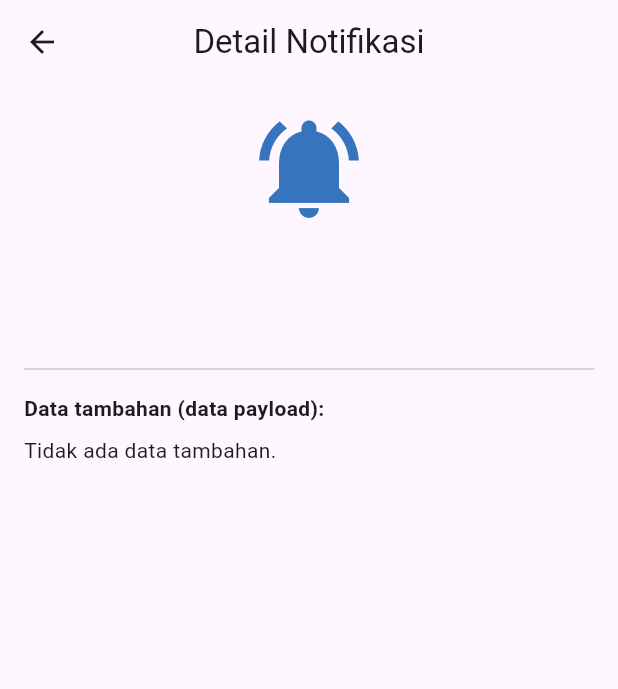
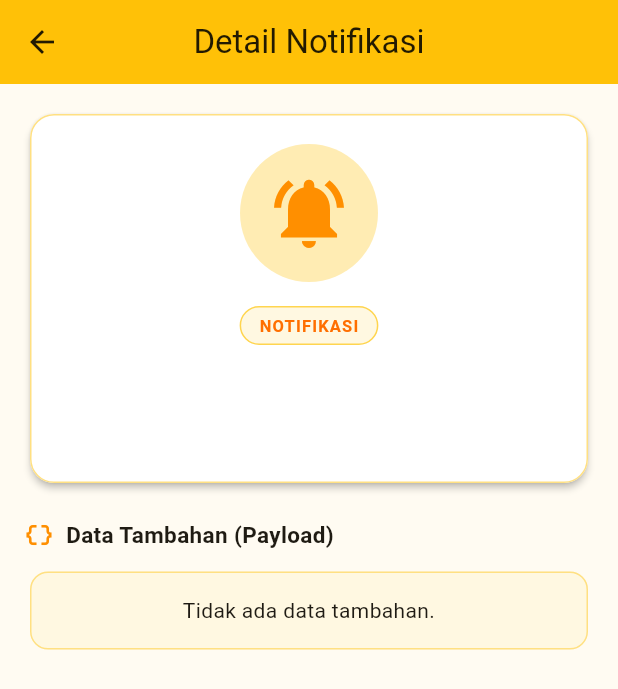
Before and after one commit to dygnora/Latihan-009-aplikasi-mobile, a Flutter app: the NotificationDetailScreen screen opened directly with empty values, on a phone screen of 412 x 824 dp. Shown: the top 689 px of the screen. Run offline on Flutter 3.47's test engine with Material 3 defaults, Android fonts, the phone set to English and light mode, and no system bars; our stand-ins replace firebase_auth, firebase_core, firebase_messaging, flutter_local_notifications; accounts and stored records are empty; network calls fail.

Commit message:
feat: update UI theme and enhance notification detail layout with improved styling

```diff
--- a/lib/main.dart
+++ b/lib/main.dart
@@ -32,7 +32,31 @@ class MyApp extends StatelessWidget {
       debugShowCheckedModeBanner: false,
       navigatorKey: navigatorKey,
       theme: ThemeData(
-        primarySwatch: Colors.blue,
+        useMaterial3: true,
+        colorScheme: ColorScheme.fromSeed(
+          seedColor: Colors.amber,
+          primary: Colors.amber.shade700,
+          secondary: Colors.amber.shade600,
+        ),
+        scaffoldBackgroundColor: const Color(0xFFFFFBF2),
+        appBarTheme: const AppBarTheme(
+          backgroundColor: Colors.amber,
+          foregroundColor: Colors.black87,
+          elevation: 0,
+          centerTitle: true,
+        ),
+        elevatedButtonTheme: ElevatedButtonThemeData(
+          style: ElevatedButton.styleFrom(
+            backgroundColor: Colors.amber.shade700,
+            foregroundColor: Colors.white,
+            shape: RoundedRectangleBorder(
+              borderRadius: BorderRadius.circular(12),
+            ),
+          ),
+        ),
+        progressIndicatorTheme: ProgressIndicatorThemeData(
+          color: Colors.amber.shade700,
+        ),
       ), // ThemeData
       // Menggunakan StreamBuilder untuk mendeteksi status login
       home: const AuthWrapper(),
--- a/lib/notification_detail_screen.dart
+++ b/lib/notification_detail_screen.dart
@@ -24,41 +24,139 @@ class NotificationDetailScreen extends StatelessWidget {
       body: ListView(
         padding: const EdgeInsets.all(16),
         children: [
+          Card(
+            elevation: 2,
+            color: Colors.white,
+            shape: RoundedRectangleBorder(
+              borderRadius: BorderRadius.circular(16),
+              side: BorderSide(color: Colors.amber.shade200),
+            ),
+            child: Padding(
+              padding: const EdgeInsets.all(20),
+              child: Column(
+                children: [
                   if (imageUrl != null && imageUrl.isNotEmpty)
                     _NotificationImagePreview(imageUrl: imageUrl)
                   else
-            const Icon(
+                    Container(
+                      padding: const EdgeInsets.all(18),
+                      decoration: BoxDecoration(
+                        color: Colors.amber.shade100,
+                        shape: BoxShape.circle,
+                      ),
+                      child: Icon(
                         Icons.notifications_active,
-              size: 80,
-              color: Color.fromARGB(255, 54, 117, 190),
+                        size: 56,
+                        color: Colors.amber.shade800,
+                      ),
                     ),
                   const SizedBox(height: 16),
+                  Container(
+                    padding: const EdgeInsets.symmetric(
+                      horizontal: 12,
+                      vertical: 4,
+                    ),
+                    decoration: BoxDecoration(
+                      color: Colors.amber.shade50,
+                      borderRadius: BorderRadius.circular(20),
+                      border: Border.all(color: Colors.amber.shade300),
+                    ),
+                    child: Text(
+                      'NOTIFIKASI',
+                      style: TextStyle(
+                        fontSize: 11,
+                        fontWeight: FontWeight.bold,
+                        letterSpacing: 0.8,
+                        color: Colors.amber.shade900,
+                      ),
+                    ),
+                  ),
+                  const SizedBox(height: 12),
                   Text(
                     data['title']?.toString() ?? '-',
-            style: const TextStyle(fontSize: 22, fontWeight: FontWeight.bold),
+                    style: const TextStyle(
+                      fontSize: 22,
+                      fontWeight: FontWeight.bold,
+                      color: Colors.black87,
+                    ),
                     textAlign: TextAlign.center,
                   ),
                   const SizedBox(height: 8),
                   Text(
                     data['body']?.toString() ?? '-',
-            style: const TextStyle(fontSize: 16),
+                    style: TextStyle(
+                      fontSize: 15,
+                      height: 1.4,
+                      color: Colors.grey.shade800,
+                    ),
                     textAlign: TextAlign.center,
                   ),
-          const Divider(height: 32),
+                ],
+              ),
+            ),
+          ),
+          const SizedBox(height: 20),
+          Row(
+            children: [
+              Icon(Icons.data_object, size: 20, color: Colors.amber.shade800),
+              const SizedBox(width: 8),
               const Text(
-            'Data tambahan (data payload):',
-            style: TextStyle(fontWeight: FontWeight.bold),
+                'Data Tambahan (Payload)',
+                style: TextStyle(fontSize: 15, fontWeight: FontWeight.bold),
               ),
-          const SizedBox(height: 8),
-          if (extraData.isEmpty) const Text('Tidak ada data tambahan.'),
+            ],
+          ),
+          const SizedBox(height: 10),
+          if (extraData.isEmpty)
+            Card(
+              elevation: 0,
+              color: Colors.amber.shade50,
+              shape: RoundedRectangleBorder(
+                borderRadius: BorderRadius.circular(12),
+                side: BorderSide(color: Colors.amber.shade200),
+              ),
+              child: const Padding(
+                padding: EdgeInsets.all(16),
+                child: Text(
+                  'Tidak ada data tambahan.',
+                  textAlign: TextAlign.center,
+                ),
+              ),
+            ),
           ...extraData.entries.map(
             (e) => Card(
+              elevation: 1,
+              color: Colors.white,
+              margin: const EdgeInsets.only(bottom: 8),
               shape: RoundedRectangleBorder(
                 borderRadius: BorderRadius.circular(12),
+                side: BorderSide(color: Colors.amber.shade100),
               ),
               child: ListTile(
-                title: Text(e.key),
-                subtitle: Text(e.value?.toString() ?? '-'),
+                leading: CircleAvatar(
+                  backgroundColor: Colors.amber.shade100,
+                  child: Icon(
+                    Icons.label_outline,
+                    color: Colors.amber.shade800,
+                    size: 20,
+                  ),
+                ),
+                title: Text(
+                  e.key,
+                  style: TextStyle(
+                    fontSize: 12,
+                    fontWeight: FontWeight.w600,
+                    color: Colors.grey.shade600,
+                  ),
+                ),
+                subtitle: Text(
+                  e.value?.toString() ?? '-',
+                  style: const TextStyle(
+                    fontSize: 15,
+                    fontWeight: FontWeight.w500,
+                    color: Colors.black87,
+                  ),
+                ),
               ),
             ),
           ),
--- a/lib/screens/login_screen.dart
+++ b/lib/screens/login_screen.dart
@@ -57,7 +57,7 @@ class _LoginScreenState extends State<LoginScreen> {
           child: Column(
             mainAxisAlignment: MainAxisAlignment.center,
             children: [
-              const Icon(Icons.lock_outline, size: 72, color: Colors.blue),
+              Icon(Icons.lock_outline, size: 72, color: Colors.amber.shade700),
               const SizedBox(height: 16),
               const Text(
                 'Selamat Datang',
--- a/lib/screens/user_info_screen.dart
+++ b/lib/screens/user_info_screen.dart
@@ -37,7 +37,11 @@ class UserInfoScreen extends StatelessWidget {
                       radius: 50,
                       backgroundImage: NetworkImage(user.photoURL!),
                     )
-                  : const Icon(Icons.account_circle, size: 100, color: Colors.blue),
+                  : Icon(
+                      Icons.account_circle,
+                      size: 100,
+                      color: Colors.amber.shade700,
+                    ),
               const SizedBox(height: 24),
               const Text(
                 'Login Berhasil!',
```
Lines whose indentation alone changed are shown as unchanged.
